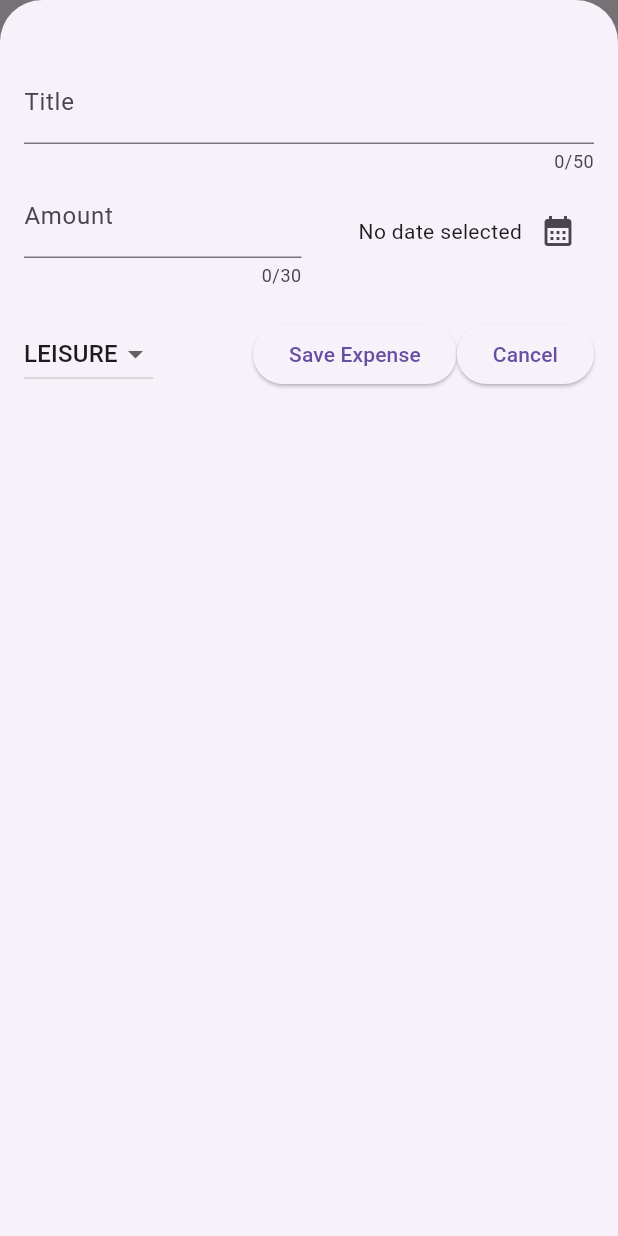
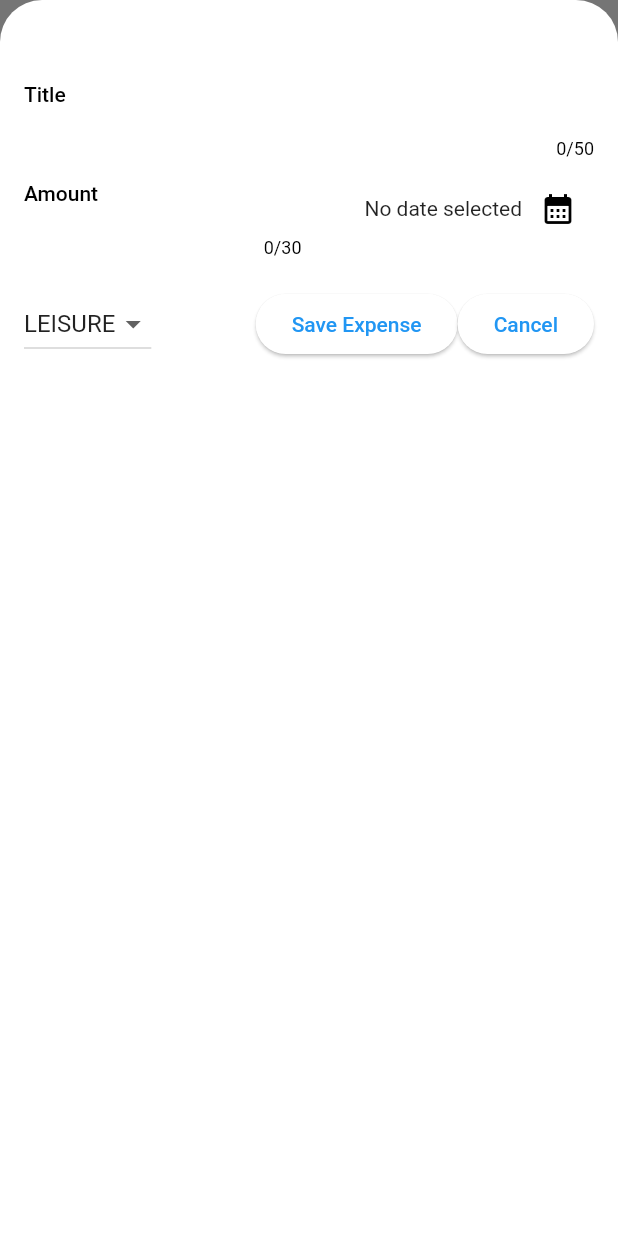
Before and after one commit to TmajidT/expense_tracker, a Flutter app: the screen it shows after launch, after a tap on the "add" icon, on a phone screen of 412 x 824 dp. Run offline on Flutter 3.47's test engine with Material 2 defaults, Android fonts, the phone set to English and light mode, and no system bars.

Commit message:
started to change the theme

```diff
--- a/lib/main.dart
+++ b/lib/main.dart
@@ -2,13 +2,12 @@ import 'package:flutter/material.dart';
 
 import 'widgets/expenses.dart';
 
-
-void main(){
-  runApp(
-    MaterialApp(
-      theme: ThemeData(useMaterial3: true),
-      debugShowCheckedModeBanner: false,
-      home: const Expenses(),
-    )
-  );
+void main() {
+  runApp(MaterialApp(
+    theme: ThemeData().copyWith(
+        useMaterial3: true,
+        scaffoldBackgroundColor: Color.fromARGB(255, 96, 87, 101)),
+    debugShowCheckedModeBanner: false,
+    home: const Expenses(),
+  ));
 }
```
